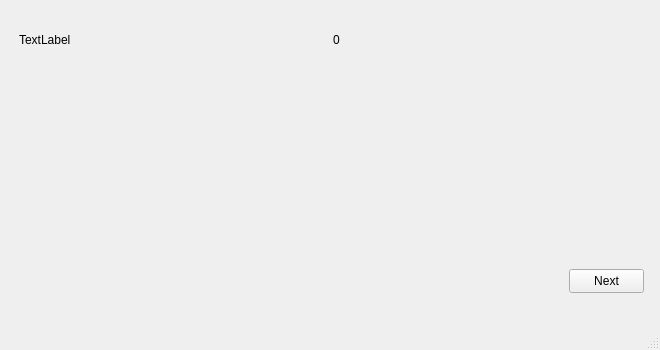
Before: the Qt Designer form mainwindow.ui in jacek13/quiz, drawn with Qt 5.
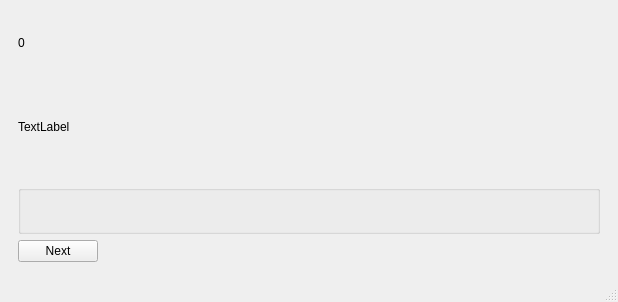
After: the same form once the commit is applied.

Commit message: jsonHandler fix, more flexible UI

Diff of the .ui file:
```diff
--- a/mainwindow.ui
+++ b/mainwindow.ui
@@ -6,61 +6,60 @@
    <rect>
     <x>0</x>
     <y>0</y>
-    <width>660</width>
-    <height>350</height>
+    <width>618</width>
+    <height>302</height>
    </rect>
   </property>
   <property name="windowTitle">
    <string>MainWindow</string>
   </property>
   <widget class="QWidget" name="centralwidget">
-   <layout class="QVBoxLayout" name="verticalLayout_3">
-    <item>
+   <layout class="QGridLayout" name="gridLayout">
+    <item row="0" column="0">
      <widget class="QStackedWidget" name="stackedWidget">
       <property name="currentIndex">
        <number>0</number>
       </property>
       <widget class="QWidget" name="pageQuestionOneFromN">
+       <layout class="QGridLayout" name="layoutPageOneFromN">
+        <item row="5" column="1">
+         <spacer name="horizontalSpacer_2">
+          <property name="orientation">
+           <enum>Qt::Horizontal</enum>
+          </property>
+          <property name="sizeHint" stdset="0">
+           <size>
+            <width>498</width>
+            <height>20</height>
+           </size>
+          </property>
+         </spacer>
+        </item>
+        <item row="5" column="0">
        <widget class="QPushButton" name="ButtonNextQuestionPrim">
-        <property name="geometry">
-         <rect>
-          <x>560</x>
-          <y>260</y>
-          <width>75</width>
-          <height>24</height>
-         </rect>
-        </property>
         <property name="text">
          <string>Next</string>
         </property>
        </widget>
-       <widget class="QWidget" name="QuestionAndTimerContainerPrim" native="true">
-        <property name="geometry">
-         <rect>
-          <x>10</x>
-          <y>10</y>
-          <width>621</width>
-          <height>41</height>
-         </rect>
-        </property>
-        <widget class="QWidget" name="">
-         <property name="geometry">
-          <rect>
-           <x>0</x>
-           <y>0</y>
-           <width>621</width>
-           <height>41</height>
-          </rect>
-         </property>
-         <layout class="QHBoxLayout" name="horizontalLayoutQuestionTimerPrim">
-          <item>
+        </item>
+        <item row="4" column="0" colspan="3">
+         <widget class="QGroupBox" name="answersContainerOneFromN">
+          <property name="enabled">
+           <bool>true</bool>
+          </property>
+          <property name="title">
+           <string/>
+          </property>
+         </widget>
+        </item>
+        <item row="2" column="0" rowspan="2" colspan="2">
            <widget class="QLabel" name="questionOneFromN">
             <property name="text">
              <string>TextLabel</string>
             </property>
            </widget>
           </item>
-          <item>
+        <item row="0" column="0" colspan="2">
            <widget class="QLabel" name="TimerLabelPrim">
             <property name="text">
              <string>0</string>
@@ -69,8 +68,6 @@
           </item>
          </layout>
         </widget>
-       </widget>
-      </widget>
       <widget class="QWidget" name="pageQuestionMultipleFromN">
        <widget class="QPushButton" name="ButtonNextQuestion">
         <property name="geometry">
```
Left out of the diff: 125 changed lines with no effect on the pictures. Lines whose indentation alone changed are shown as unchanged. The commit also changes 4 other files.
